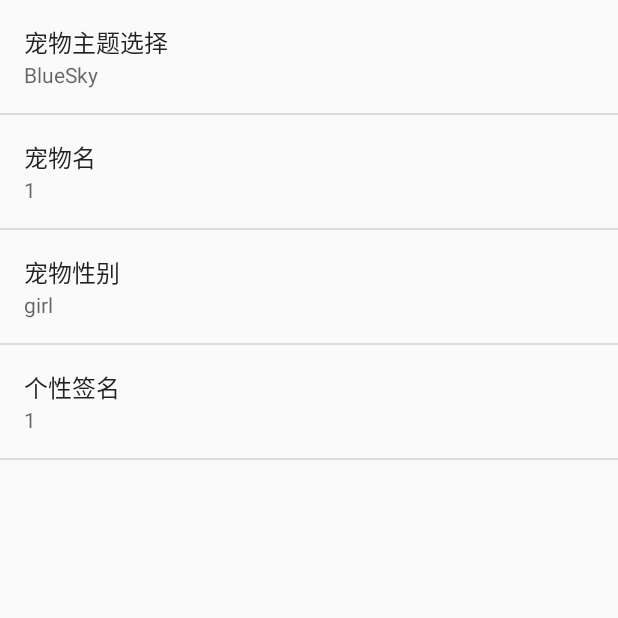
After one commit to SKY-OOHH/OurPets, an Android app: the SettingPet screen opened directly, with no data from a screen before it, on a phone screen of 412 x 824 dp, the top half of it. The commit adds this screen. Run offline under Robolectric (Android 15) with nearby library versions, the phone set to English and light mode, and no system bars.

Commit message:
陈意诚：修改了设置界面并提供了修改宠物属性的接口 陈劲龙：修改了二级弹窗的功能，使隐藏宠物后点击通知栏重新打开宠物

```diff
--- a/app/src/main/java/cn/edu/hust/maokelong/ourpets/FloatWindowSmallView.java
+++ b/app/src/main/java/cn/edu/hust/maokelong/ourpets/FloatWindowSmallView.java
@@ -186,7 +186,7 @@ public class FloatWindowSmallView extends LinearLayout {
         viewWidth = view.getLayoutParams().width;
         viewHeight = view.getLayoutParams().height;
         gif = (GifImageView) findViewById(R.id.petGif);
-        mypet = new Pet();
+        mypet = new Pet(context);
         vibrator = (Vibrator) context.getSystemService(Service.VIBRATOR_SERVICE);
         /*Pet.PetAction petAction1;
         Pet.PetTheme petTheme1;
--- /dev/null
+++ b/app/src/main/java/cn/edu/hust/maokelong/ourpets/SettingPet.java
@@ -0,0 +1,108 @@
+package cn.edu.hust.maokelong.ourpets;
+
+import android.app.Activity;
+import android.media.Ringtone;
+import android.media.RingtoneManager;
+import android.net.Uri;
+import android.os.Bundle;
+import android.preference.ListPreference;
+import android.preference.Preference;
+import android.preference.PreferenceFragment;
+import android.preference.PreferenceManager;
+import android.preference.RingtonePreference;
+import android.text.TextUtils;
+
+/**
+ * Created by Administrator on 2016/5/21.
+ */
+public class SettingPet extends Activity {
+//以下的一直到public static petset之间的，都是用于将输入的值作为副标题显示用，直接copy来的
+
+    private static Preference.OnPreferenceChangeListener sBindPreferenceSummaryToValueListener = new Preference.OnPreferenceChangeListener() {
+        @Override
+        public boolean onPreferenceChange(Preference preference, Object value) {
+            String stringValue = value.toString();
+
+            if (preference instanceof ListPreference) {
+                // For list preferences, look up the correct display value in
+                // the preference's 'entries' list.
+                ListPreference listPreference = (ListPreference) preference;
+                int index = listPreference.findIndexOfValue(stringValue);
+
+                // Set the summary to reflect the new value.
+                preference.setSummary(
+                        index >= 0
+                                ? listPreference.getEntries()[index]
+                                : null);
+
+            } else if (preference instanceof RingtonePreference) {
+                // For ringtone preferences, look up the correct display value
+                // using RingtoneManager.
+                if (TextUtils.isEmpty(stringValue)) {
+                    //do  nothing
+
+                } else {
+                    Ringtone ringtone = RingtoneManager.getRingtone(
+                            preference.getContext(), Uri.parse(stringValue));
+
+                    if (ringtone == null) {
+                        // Clear the summary if there was a lookup error.
+                        preference.setSummary(null);
+                    } else {
+                        // Set the summary to reflect the new ringtone display
+                        // name.
+                        String name = ringtone.getTitle(preference.getContext());
+                        preference.setSummary(name);
+                    }
+                }
+
+            } else {
+                // For all other preferences, set the summary to the value's
+                // simple string representation.
+                preference.setSummary(stringValue);
+            }
+            return true;
+        }
+    };
+
+    //副标题显示方法
+    private static void bindPreferenceSummaryToValue(Preference preference) {
+        // Set the listener to watch for value changes.
+        preference.setOnPreferenceChangeListener(sBindPreferenceSummaryToValueListener);
+
+        // Trigger the listener immediately with the preference's
+        // current value.
+        sBindPreferenceSummaryToValueListener.onPreferenceChange(preference,
+                PreferenceManager
+                        .getDefaultSharedPreferences(preference.getContext())
+                        .getString(preference.getKey(), ""));
+    }
+
+    @Override
+    public void onCreate(Bundle savedInstanceState) {
+        super.onCreate(savedInstanceState);
+        getFragmentManager().beginTransaction()
+                .replace(android.R.id.content, new petset())
+                .commit();
+    }
+
+    public static class petset extends PreferenceFragment {
+
+        @Override
+        public void onCreate(Bundle savedInstanceState) {
+            super.onCreate(savedInstanceState);
+            addPreferencesFromResource(R.xml.petsetx);
+            bindPreferenceSummaryToValue(findPreference("petname"));
+            bindPreferenceSummaryToValue(findPreference("petsex"));
+            bindPreferenceSummaryToValue(findPreference("petword"));
+            bindPreferenceSummaryToValue(findPreference("pettheme"));
+        }
+
+
+    }
+
+    @Override
+    protected void onDestroy() {
+        super.onDestroy();
+    }
+}
--- a/app/src/main/res/layout/float_window_big.xml
+++ b/app/src/main/res/layout/float_window_big.xml
@@ -33,7 +33,7 @@
                 android:layout_width="match_parent"
                 android:layout_height="match_parent"
                 android:gravity="center_horizontal|center_vertical"
-                android:text="闹钟"
+                android:text="消息闹钟"
                 android:textColor="@android:color/primary_text_light" />
 
             <TextView
@@ -58,7 +58,7 @@
                 android:layout_width="match_parent"
                 android:layout_height="match_parent"
                 android:gravity="center_horizontal|center_vertical"
-                android:text="设置"
+                android:text="宠物设置"
                 android:textColor="@android:color/primary_text_light" />
         </LinearLayout>
 
@@ -77,7 +77,7 @@
                 android:layout_width="match_parent"
                 android:layout_height="match_parent"
                 android:gravity="center_horizontal|center_vertical"
-                android:text="关闭宠物"
+                android:text="隐藏宠物"
                 android:textColor="@android:color/primary_text_light" />
         </LinearLayout>
     </LinearLayout>
--- a/app/src/main/res/values/strings.xml
+++ b/app/src/main/res/values/strings.xml
@@ -23,6 +23,29 @@
     <string name="texts">%$s</string>
     <string name="button_new">New</string>
 
+    <!-- pet -->
+    <string name="petname">宠物名</string>
+    <string name="petsex">宠物性别</string>
+    <string name="petword">个性签名</string>
+    <string name="pettheme">宠物主题选择</string>
+    <string-array name="themeofpet">
+        <item>Beaver</item>
+        <item>Bear</item>
+        <item>BlueSky</item>
+    </string-array>
+    <string-array name="valuethemeofpet">
+        <item>1</item>
+        <item>0</item>
+        <item>-1</item>
+    </string-array>
+    <string-array name="sexofpet">
+        <item>boy</item>
+        <item>girl</item>
+    </string-array>
+    <string-array name="valuesexofpet">
+        <item>1</item>
+        <item>0</item>
+    </string-array>
     <!-- Menu -->
     <string name="menu_item_new">新建</string>
     <string name="menu_item_save">保存</string>
--- /dev/null
+++ b/app/src/main/res/xml/petsetx.xml
@@ -0,0 +1,38 @@
+<?xml version="1.0" encoding="utf-8"?>
+<PreferenceScreen xmlns:android="http://schemas.android.com/apk/res/android">
+    <ListPreference
+        android:defaultValue="-1"
+        android:entries="@array/themeofpet"
+        android:entryValues="@array/valuethemeofpet"
+        android:key="pettheme"
+        android:negativeButtonText="@null"
+        android:positiveButtonText="@null"
+        android:title="@string/pettheme" />
+    <EditTextPreference
+        android:capitalize="words"
+        android:defaultValue="1"
+        android:inputType="textCapWords"
+        android:key="petname"
+        android:maxLines="1"
+        android:selectAllOnFocus="true"
+        android:singleLine="true"
+        android:title="@string/petname" />
+    <ListPreference
+        android:defaultValue="0"
+        android:entries="@array/sexofpet"
+        android:entryValues="@array/valuesexofpet"
+        android:key="petsex"
+        android:negativeButtonText="@null"
+        android:positiveButtonText="@null"
+        android:title="@string/petsex" />
+
+    <EditTextPreference
+        android:capitalize="words"
+        android:defaultValue="1"
+        android:inputType="textCapWords"
+        android:key="petword"
+        android:maxLines="1"
+        android:selectAllOnFocus="true"
+        android:singleLine="true"
+        android:title="@string/petword" />
+</PreferenceScreen>
```
Also changed, not shown: app/src/main/AndroidManifest.xml (+10 -1 lines), app/src/main/java/cn/edu/hust/maokelong/ourpets/FloatWindowBigView.java (+64 -36 lines), app/src/main/java/cn/edu/hust/maokelong/ourpets/Pet.java (+102 -32 lines), app/src/main/java/cn/edu/hust/maokelong/ourpets/SettingActivity.java (+139 -112 lines), app/src/main/res/layout/view_notification.xml (added, +20 -0 lines), app/src/main/res/xml/preferences.xml (+7 -9 lines).
